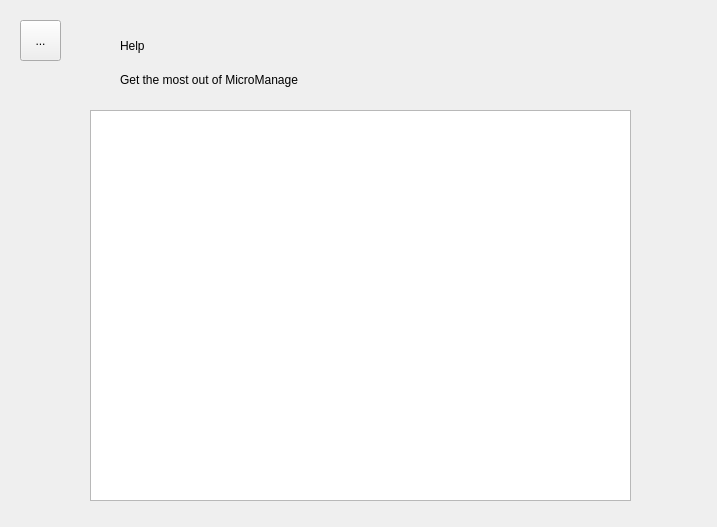
greg-maceachern12/MicroManage, file King_Project/helpform.ui: the form before one commit.
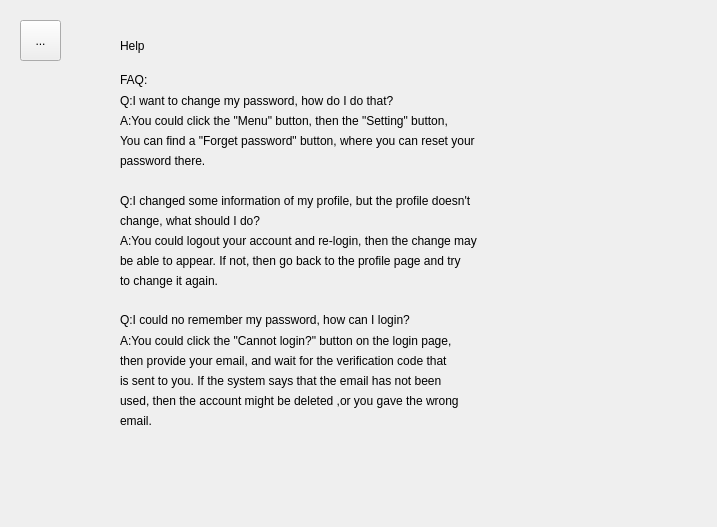
The form after the commit.

The edit to the form file:
```diff
--- a/King_Project/helpform.ui
+++ b/King_Project/helpform.ui
@@ -13,19 +13,6 @@
   <property name="windowTitle">
    <string>Form</string>
   </property>
-  <widget class="QTextEdit" name="helpDocEdit">
-   <property name="geometry">
-    <rect>
-     <x>90</x>
-     <y>110</y>
-     <width>541</width>
-     <height>391</height>
-    </rect>
-   </property>
-   <property name="readOnly">
-    <bool>true</bool>
-   </property>
-  </widget>
   <widget class="QToolButton" name="menuButton">
    <property name="geometry">
     <rect>
@@ -44,12 +31,12 @@
     <rect>
      <x>120</x>
      <y>70</y>
-     <width>211</width>
+     <width>31</width>
      <height>20</height>
     </rect>
    </property>
    <property name="text">
-    <string>Get the most out of MicroManage</string>
+    <string>FAQ:</string>
    </property>
   </widget>
   <widget class="QLabel" name="helpLabel">
@@ -68,6 +55,201 @@
     <set>Qt::AlignLeading|Qt::AlignLeft|Qt::AlignVCenter</set>
    </property>
   </widget>
+  <widget class="QLabel" name="quoteLabel_2">
+   <property name="geometry">
+    <rect>
+     <x>120</x>
+     <y>310</y>
+     <width>451</width>
+     <height>20</height>
+    </rect>
+   </property>
+   <property name="text">
+    <string>Q:I could no remember my password, how can I login?</string>
+   </property>
+  </widget>
+  <widget class="QLabel" name="label">
+   <property name="geometry">
+    <rect>
+     <x>120</x>
+     <y>110</y>
+     <width>511</width>
+     <height>21</height>
+    </rect>
+   </property>
+   <property name="text">
+    <string>A:You could click the &quot;Menu&quot; button, then the &quot;Setting&quot; button,</string>
+   </property>
+  </widget>
+  <widget class="QLabel" name="label_2">
+   <property name="geometry">
+    <rect>
+     <x>120</x>
+     <y>130</y>
+     <width>521</width>
+     <height>21</height>
+    </rect>
+   </property>
+   <property name="text">
+    <string>You can find a &quot;Forget password&quot; button, where you can reset your</string>
+   </property>
+  </widget>
+  <widget class="QLabel" name="label_3">
+   <property name="geometry">
+    <rect>
+     <x>120</x>
+     <y>150</y>
+     <width>511</width>
+     <height>21</height>
+    </rect>
+   </property>
+   <property name="text">
+    <string>password there.</string>
+   </property>
+  </widget>
+  <widget class="QLabel" name="label_4">
+   <property name="geometry">
+    <rect>
+     <x>120</x>
+     <y>190</y>
+     <width>541</width>
+     <height>21</height>
+    </rect>
+   </property>
+   <property name="text">
+    <string>Q:I changed some information of my profile, but the profile doesn't</string>
+   </property>
+  </widget>
+  <widget class="QLabel" name="label_5">
+   <property name="geometry">
+    <rect>
+     <x>120</x>
+     <y>210</y>
+     <width>541</width>
+     <height>21</height>
+    </rect>
+   </property>
+   <property name="text">
+    <string>change, what should I do?</string>
+   </property>
+  </widget>
+  <widget class="QLabel" name="label_6">
+   <property name="geometry">
+    <rect>
+     <x>120</x>
+     <y>230</y>
+     <width>541</width>
+     <height>21</height>
+    </rect>
+   </property>
+   <property name="text">
+    <string>A:You could logout your account and re-login, then the change may</string>
+   </property>
+  </widget>
+  <widget class="QLabel" name="label_7">
+   <property name="geometry">
+    <rect>
+     <x>120</x>
+     <y>250</y>
+     <width>541</width>
+     <height>21</height>
+    </rect>
+   </property>
+   <property name="text">
+    <string>be able to appear. If not, then go back to the profile page and try</string>
+   </property>
+  </widget>
+  <widget class="QLabel" name="label_8">
+   <property name="geometry">
+    <rect>
+     <x>120</x>
+     <y>270</y>
+     <width>541</width>
+     <height>21</height>
+    </rect>
+   </property>
+   <property name="text">
+    <string>to change it again.</string>
+   </property>
+  </widget>
+  <widget class="QLabel" name="label_9">
+   <property name="geometry">
+    <rect>
+     <x>120</x>
+     <y>90</y>
+     <width>541</width>
+     <height>21</height>
+    </rect>
+   </property>
+   <property name="text">
+    <string>Q:I want to change my password, how do I do that?</string>
+   </property>
+  </widget>
+  <widget class="QLabel" name="label_11">
+   <property name="geometry">
+    <rect>
+     <x>120</x>
+     <y>330</y>
+     <width>511</width>
+     <height>21</height>
+    </rect>
+   </property>
+   <property name="text">
+    <string>A:You could click the &quot;Cannot login?&quot; button on the login page,</string>
+   </property>
+  </widget>
+  <widget class="QLabel" name="label_10">
+   <property name="geometry">
+    <rect>
+     <x>120</x>
+     <y>350</y>
+     <width>511</width>
+     <height>21</height>
+    </rect>
+   </property>
+   <property name="text">
+    <string>then provide your email, and wait for the verification code that</string>
+   </property>
+  </widget>
+  <widget class="QLabel" name="label_12">
+   <property name="geometry">
+    <rect>
+     <x>120</x>
+     <y>370</y>
+     <width>511</width>
+     <height>21</height>
+    </rect>
+   </property>
+   <property name="text">
+    <string>is sent to you. If the system says that the email has not been </string>
+   </property>
+  </widget>
+  <widget class="QLabel" name="label_13">
+   <property name="geometry">
+    <rect>
+     <x>120</x>
+     <y>390</y>
+     <width>511</width>
+     <height>21</height>
+    </rect>
+   </property>
+   <property name="text">
+    <string>used, then the account might be deleted ,or you gave the wrong </string>
+   </property>
+  </widget>
+  <widget class="QLabel" name="label_14">
+   <property name="geometry">
+    <rect>
+     <x>120</x>
+     <y>410</y>
+     <width>511</width>
+     <height>21</height>
+    </rect>
+   </property>
+   <property name="text">
+    <string>email.</string>
+   </property>
+  </widget>
  </widget>
  <resources/>
  <connections/>
```
